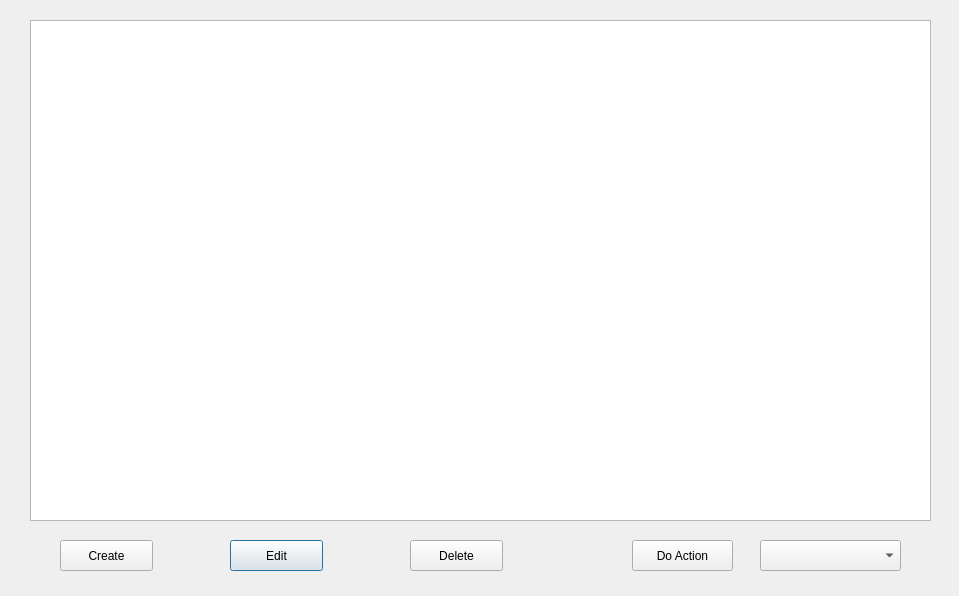
Qt form src/info_dialog.ui (AlirezaTheH/army-db) before a commit.
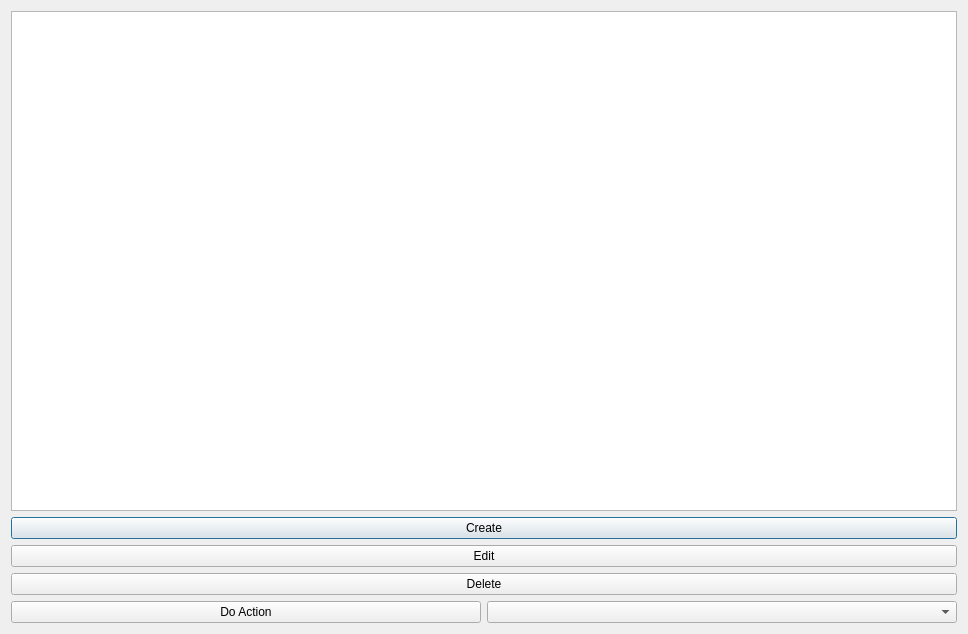
The same form after that commit.

The edit to the form file:
```diff
--- a/src/info_dialog.ui
+++ b/src/info_dialog.ui
@@ -6,85 +6,66 @@
    <rect>
     <x>0</x>
     <y>0</y>
-    <width>959</width>
-    <height>596</height>
+    <width>968</width>
+    <height>634</height>
    </rect>
   </property>
+  <property name="sizePolicy">
+   <sizepolicy hsizetype="Preferred" vsizetype="Preferred">
+    <horstretch>0</horstretch>
+    <verstretch>0</verstretch>
+   </sizepolicy>
+  </property>
   <property name="windowTitle">
    <string>Dialog</string>
   </property>
-  <widget class="QPushButton" name="pushButton_edit">
-   <property name="geometry">
-    <rect>
-     <x>230</x>
-     <y>540</y>
-     <width>93</width>
-     <height>31</height>
-    </rect>
-   </property>
-   <property name="text">
-    <string>Edit</string>
-   </property>
-  </widget>
+  <layout class="QGridLayout" name="gridLayout_2">
+   <item row="0" column="0">
+    <layout class="QVBoxLayout" name="verticalLayout">
+     <property name="sizeConstraint">
+      <enum>QLayout::SetMaximumSize</enum>
+     </property>
+     <item>
+      <widget class="QTableWidget" name="tableWidget_data"/>
+     </item>
+     <item>
   <widget class="QPushButton" name="pushButton_create">
-   <property name="geometry">
-    <rect>
-     <x>60</x>
-     <y>540</y>
-     <width>93</width>
-     <height>31</height>
-    </rect>
-   </property>
    <property name="text">
     <string>Create</string>
    </property>
   </widget>
+     </item>
+     <item>
+      <widget class="QPushButton" name="pushButton_edit">
+       <property name="text">
+        <string>Edit</string>
+       </property>
+      </widget>
+     </item>
+     <item>
   <widget class="QPushButton" name="pushButton_delete">
-   <property name="geometry">
-    <rect>
-     <x>410</x>
-     <y>540</y>
-     <width>93</width>
-     <height>31</height>
-    </rect>
-   </property>
    <property name="text">
     <string>Delete</string>
    </property>
   </widget>
-  <widget class="QTableWidget" name="tableWidget_data">
-   <property name="geometry">
-    <rect>
-     <x>30</x>
-     <y>20</y>
-     <width>901</width>
-     <height>501</height>
-    </rect>
-   </property>
-  </widget>
+     </item>
+     <item>
+      <layout class="QHBoxLayout" name="horizontalLayout">
+       <item>
   <widget class="QPushButton" name="pushButton_doAction">
-   <property name="geometry">
-    <rect>
-     <x>632</x>
-     <y>540</y>
-     <width>101</width>
-     <height>31</height>
-    </rect>
-   </property>
    <property name="text">
     <string>Do Action</string>
    </property>
   </widget>
-  <widget class="QComboBox" name="comboBox_actions">
-   <property name="geometry">
-    <rect>
-     <x>760</x>
-     <y>540</y>
-     <width>141</width>
-     <height>31</height>
-    </rect>
-   </property>
-  </widget>
+       </item>
+       <item>
+        <widget class="QComboBox" name="comboBox_actions"/>
+       </item>
+      </layout>
+     </item>
+    </layout>
+   </item>
+  </layout>
  </widget>
  <resources/>
  <connections/>
```
Lines whose indentation alone changed are shown as unchanged.
